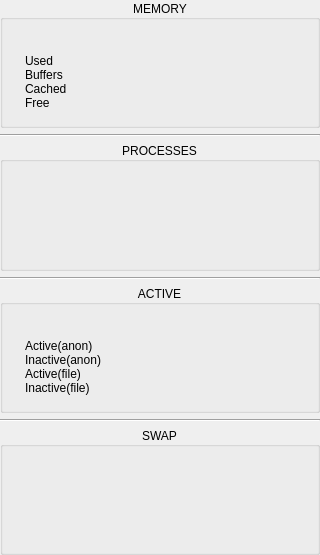
Old version of the form dde-istate-widgets/istateramwidget.ui in the repository SeptemberHX/dde-istate-menus.
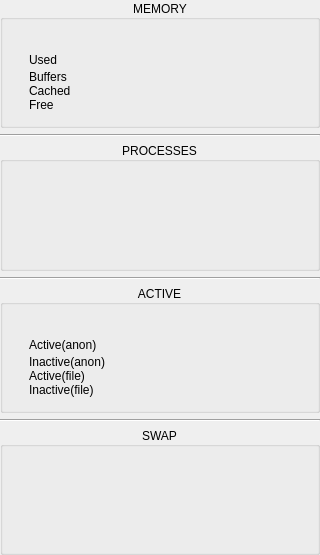
New version of the form. Custom widgets are drawn as their Qt base class.

Patch:
```diff
--- a/dde-istate-widgets/istateramwidget.ui
+++ b/dde-istate-widgets/istateramwidget.ui
@@ -74,7 +74,7 @@
         <property name="verticalSpacing">
          <number>0</number>
         </property>
-        <item row="3" column="1">
+        <item row="3" column="2">
          <widget class="QLabel" name="label_9">
           <property name="text">
            <string>Free</string>
@@ -100,14 +100,14 @@
           </property>
          </widget>
         </item>
-        <item row="1" column="1">
+        <item row="1" column="2">
          <widget class="QLabel" name="label_7">
           <property name="text">
            <string>Buffers</string>
           </property>
          </widget>
         </item>
-        <item row="0" column="1">
+        <item row="0" column="2">
          <widget class="QLabel" name="label_6">
           <property name="text">
            <string>Used</string>
@@ -171,7 +171,7 @@
           </property>
          </widget>
         </item>
-        <item row="0" column="2">
+        <item row="0" column="3">
          <widget class="QLabel" name="ramUsedLabel">
           <property name="text">
            <string/>
@@ -181,14 +181,14 @@
           </property>
          </widget>
         </item>
-        <item row="2" column="1">
+        <item row="2" column="2">
          <widget class="QLabel" name="label_8">
           <property name="text">
            <string>Cached</string>
           </property>
          </widget>
         </item>
-        <item row="1" column="2">
+        <item row="1" column="3">
          <widget class="QLabel" name="ramBuffersLabel">
           <property name="text">
            <string/>
@@ -198,7 +198,7 @@
           </property>
          </widget>
         </item>
-        <item row="2" column="2">
+        <item row="2" column="3">
          <widget class="QLabel" name="ramCachedLabel">
           <property name="text">
            <string/>
@@ -208,7 +208,7 @@
           </property>
          </widget>
         </item>
-        <item row="3" column="2">
+        <item row="3" column="3">
          <widget class="QLabel" name="ramFreeLabel">
           <property name="text">
            <string/>
@@ -218,6 +218,22 @@
           </property>
          </widget>
         </item>
+        <item row="0" column="1">
+         <spacer name="horizontalSpacer">
+          <property name="orientation">
+           <enum>Qt::Horizontal</enum>
+          </property>
+          <property name="sizeType">
+           <enum>QSizePolicy::Fixed</enum>
+          </property>
+          <property name="sizeHint" stdset="0">
+           <size>
+            <width>4</width>
+            <height>20</height>
+           </size>
+          </property>
+         </spacer>
+        </item>
        </layout>
       </item>
      </layout>
@@ -259,6 +275,9 @@
       </property>
       <item>
        <layout class="QGridLayout" name="processGridLayout">
+        <property name="horizontalSpacing">
+         <number>1</number>
+        </property>
         <property name="verticalSpacing">
          <number>0</number>
         </property>
@@ -338,14 +357,14 @@
           </property>
          </widget>
         </item>
-        <item row="2" column="1">
+        <item row="2" column="2">
          <widget class="QLabel" name="label_12">
           <property name="text">
            <string/>
           </property>
          </widget>
         </item>
-        <item row="3" column="1">
+        <item row="3" column="2">
          <widget class="QLabel" name="label_13">
           <property name="text">
            <string/>
@@ -371,28 +390,28 @@
           </property>
          </widget>
         </item>
-        <item row="1" column="1">
+        <item row="1" column="2">
          <widget class="QLabel" name="label_11">
           <property name="text">
            <string/>
           </property>
          </widget>
         </item>
-        <item row="0" column="1">
+        <item row="0" column="2">
          <widget class="QLabel" name="label_10">
           <property name="text">
            <string/>
           </property>
          </widget>
         </item>
-        <item row="4" column="1">
+        <item row="4" column="2">
          <widget class="QLabel" name="label_14">
           <property name="text">
            <string/>
           </property>
          </widget>
         </item>
-        <item row="0" column="2">
+        <item row="0" column="3">
          <widget class="QLabel" name="label_15">
           <property name="minimumSize">
            <size>
@@ -414,7 +433,7 @@
           </property>
          </widget>
         </item>
-        <item row="1" column="2">
+        <item row="1" column="3">
          <widget class="QLabel" name="label_16">
           <property name="minimumSize">
            <size>
@@ -436,7 +455,7 @@
           </property>
          </widget>
         </item>
-        <item row="2" column="2">
+        <item row="2" column="3">
          <widget class="QLabel" name="label_17">
           <property name="minimumSize">
            <size>
@@ -458,7 +477,7 @@
           </property>
          </widget>
         </item>
-        <item row="3" column="2">
+        <item row="3" column="3">
          <widget class="QLabel" name="label_18">
           <property name="minimumSize">
            <size>
@@ -480,7 +499,7 @@
           </property>
          </widget>
         </item>
-        <item row="4" column="2">
+        <item row="4" column="3">
          <widget class="QLabel" name="label_19">
           <property name="minimumSize">
            <size>
@@ -502,6 +521,22 @@
           </property>
          </widget>
         </item>
+        <item row="0" column="1">
+         <spacer name="horizontalSpacer_2">
+          <property name="orientation">
+           <enum>Qt::Horizontal</enum>
+          </property>
+          <property name="sizeType">
+           <enum>QSizePolicy::Fixed</enum>
+          </property>
+          <property name="sizeHint" stdset="0">
+           <size>
+            <width>4</width>
+            <height>20</height>
+           </size>
+          </property>
+         </spacer>
+        </item>
        </layout>
       </item>
      </layout>
@@ -565,14 +600,14 @@
         <property name="verticalSpacing">
          <number>0</number>
         </property>
-        <item row="0" column="1">
+        <item row="0" column="2">
          <widget class="QLabel" name="label_24">
           <property name="text">
            <string>Active(anon)</string>
           </property>
          </widget>
         </item>
-        <item row="1" column="1">
+        <item row="1" column="2">
          <widget class="QLabel" name="label_26">
           <property name="text">
            <string>Inactive(anon)</string>
@@ -636,7 +671,7 @@
           </property>
          </widget>
         </item>
-        <item row="2" column="1">
+        <item row="2" column="2">
          <widget class="QLabel" name="label_25">
           <property name="text">
            <string>Active(file)</string>
@@ -662,14 +697,14 @@
           </property>
          </widget>
         </item>
-        <item row="3" column="1">
+        <item row="3" column="2">
          <widget class="QLabel" name="label_27">
           <property name="text">
            <string>Inactive(file)</string>
           </property>
          </widget>
         </item>
-        <item row="0" column="2">
+        <item row="0" column="3">
          <widget class="QLabel" name="activeAnonLabel">
           <property name="text">
            <string/>
@@ -679,7 +714,7 @@
           </property>
          </widget>
         </item>
-        <item row="1" column="2">
+        <item row="1" column="3">
          <widget class="QLabel" name="inactiveAnonLabel">
           <property name="text">
            <string/>
@@ -689,7 +724,7 @@
           </property>
          </widget>
         </item>
-        <item row="2" column="2">
+        <item row="2" column="3">
          <widget class="QLabel" name="activeFileLabel">
           <property name="text">
            <string/>
@@ -699,7 +734,7 @@
           </property>
          </widget>
         </item>
-        <item row="3" column="2">
+        <item row="3" column="3">
          <widget class="QLabel" name="inactiveFileLabel">
           <property name="text">
            <string/>
@@ -709,6 +744,22 @@
           </property>
          </widget>
         </item>
+        <item row="0" column="1">
+         <spacer name="horizontalSpacer_3">
+          <property name="orientation">
+           <enum>Qt::Horizontal</enum>
+          </property>
+          <property name="sizeType">
+           <enum>QSizePolicy::Fixed</enum>
+          </property>
+          <property name="sizeHint" stdset="0">
+           <size>
+            <width>4</width>
+            <height>20</height>
+           </size>
+          </property>
+         </spacer>
+        </item>
        </layout>
       </item>
      </layout>
```
